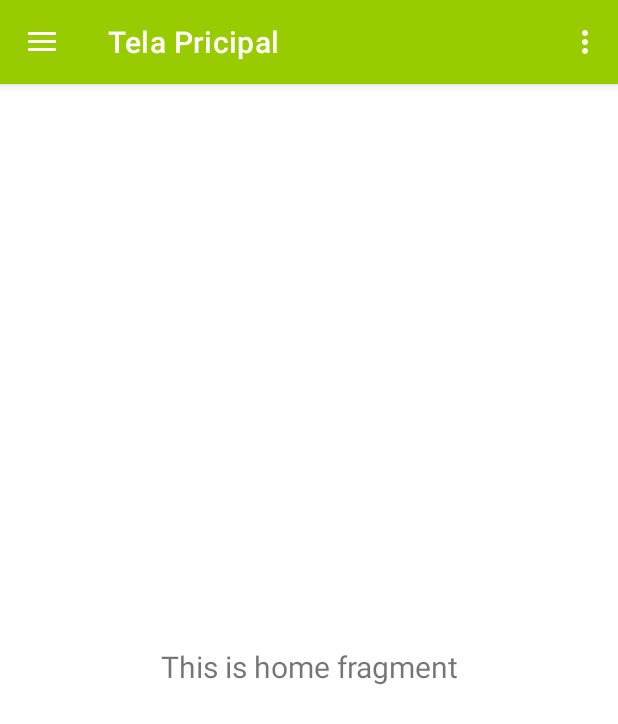
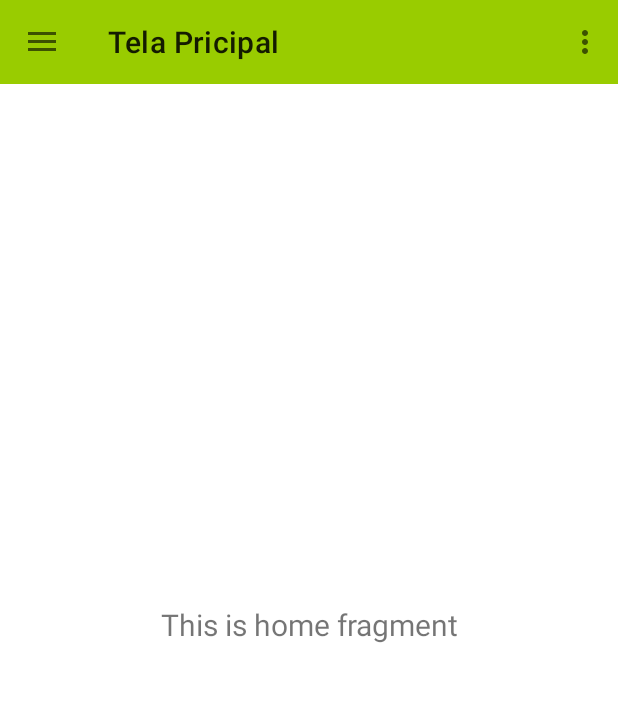
Before and after one commit to josemariateixeira/CapTaxi, an Android app: the TelaMenuPrincipalActivity screen opened directly, with no data from a screen before it, on a phone screen of 412 x 824 dp. Shown: the top 724 px of the screen. Run offline under Robolectric (Android 15) with nearby library versions, the phone set to English and light mode, and no system bars; our stand-ins replace navigation-ui.

Commit message:
Update app_bar_tela_menu_principal.xml

```diff
--- a/app/src/main/res/layout/app_bar_tela_menu_principal.xml
+++ b/app/src/main/res/layout/app_bar_tela_menu_principal.xml
@@ -11,17 +11,16 @@
         android:layout_height="wrap_content"
         android:theme="@style/Theme.CapTaxi.AppBarOverlay">
 
-        <androidx.appcompat.widget.Toolbar
-            android:id="@+id/toolbar"
-            android:layout_width="match_parent"
-            android:layout_height="?attr/actionBarSize"
-            android:background="?attr/colorPrimary"
-            app:popupTheme="@style/Theme.CapTaxi.PopupOverlay" />
-
     </com.google.android.material.appbar.AppBarLayout>
 
     <include layout="@layout/content_tela_menu_principal" />
 
+    <androidx.appcompat.widget.Toolbar
+        android:id="@+id/toolbar"
+        android:layout_width="match_parent"
+        android:layout_height="?attr/actionBarSize"
+        android:background="?attr/colorPrimary"
+        app:popupTheme="@style/Theme.CapTaxi.PopupOverlay" />
 
 
 </androidx.coordinatorlayout.widget.CoordinatorLayout>
```
